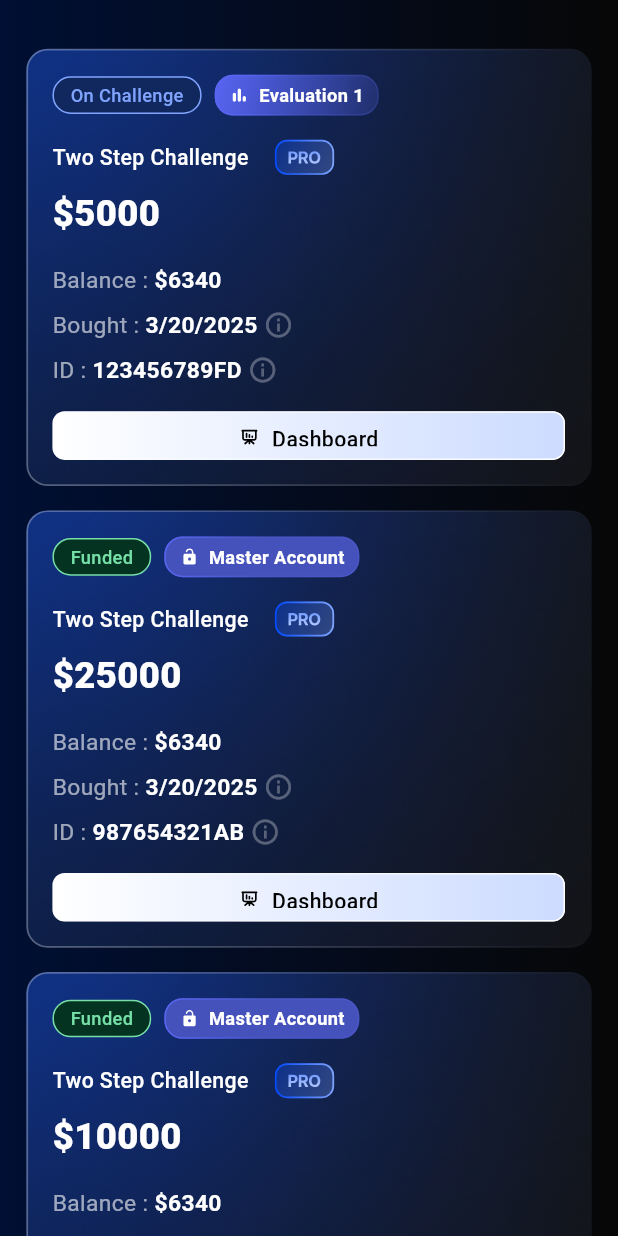
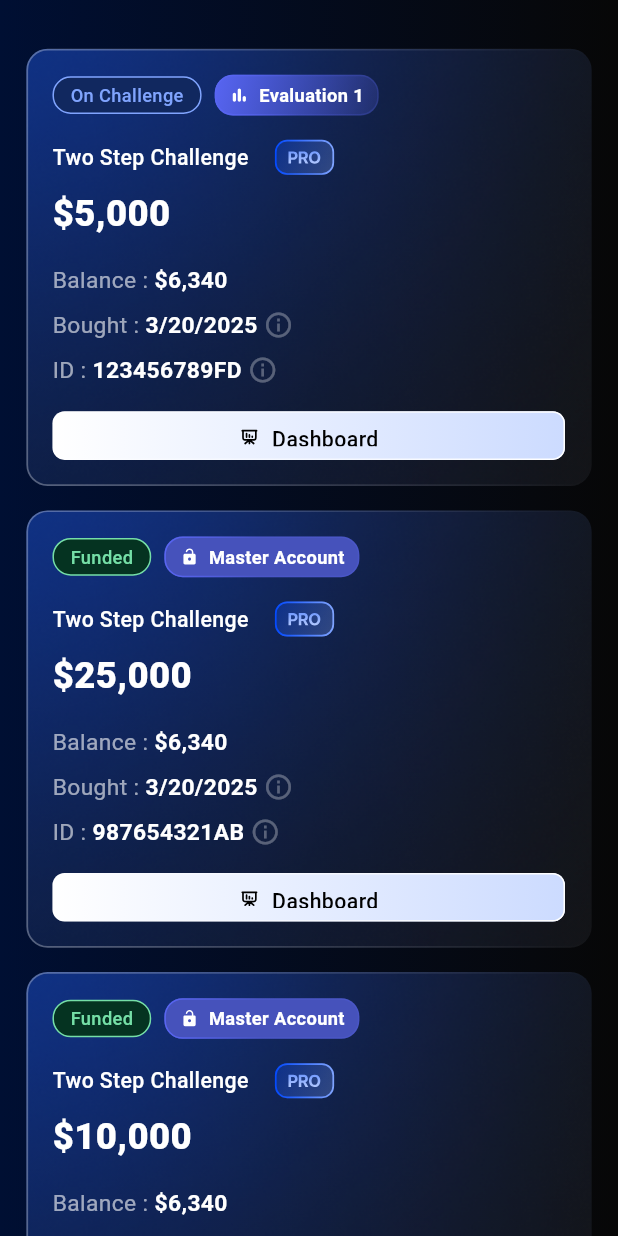
Before and after one commit to edokichuks/xpert_funding_test, a Flutter app: the screen it shows after launch, on a phone screen of 412 x 824 dp. Run offline on Flutter 3.47's test engine with Material 3 defaults, Android fonts, the phone set to English and light mode, and no system bars; our stand-ins replace cached_network_image, carousel_slider, device_preview, dio, equatable, firebase_core and 18 more; missing offline and left inert: flutter_pin_code_fields, phone_form_field; accounts and stored records are empty; generated files the repository leaves out were written again; Roboto replaces fonts that are missing (Mona).

Commit message:
project completed🎉

```diff
--- a/lib/src/core/extensions/widget_extensions.dart
+++ b/lib/src/core/extensions/widget_extensions.dart
@@ -66,8 +66,8 @@ extension WidgetExtension on Widget {
             itemCount: 10,
             itemBuilder: (context, index) {
               return Container(
-                decoration: const BoxDecoration(
-                  color: Colors.grey,
+                decoration: BoxDecoration(
+                  color: Colors.white,
                   borderRadius: BorderRadius.only(
                     topLeft: Radius.circular(8),
                     topRight: Radius.circular(8),
--- a/lib/src/features/account/data/account_service.dart
+++ b/lib/src/features/account/data/account_service.dart
@@ -7,38 +7,86 @@ class AccountService {
       AccountModel(
         id: "123456789FD",
         createdAt: DateTime(2025, 3, 20),
-        balance: 6340,
-        equity: 7000,
+        balance: '6,340',
+        equity: '7,000',
         accountName: "Two Step Challenge",
         currentPhase: 1,
         numPhases: 2,
-        size: 5000,
+        size: '5,000',
         active: true,
         isProAccount: true,
       ),
       AccountModel(
         id: "987654321AB",
         createdAt: DateTime(2025, 3, 20),
-        balance: 6340,
-        equity: 8000,
+        balance: '6,340',
+        equity: '8,000',
         accountName: "Two Step Challenge",
         currentPhase: 0,
         numPhases: 2,
-        size: 25000,
+        size: '25,000',
         active: true,
         isProAccount: true,
       ),
       AccountModel(
         id: "1122334455CC",
         createdAt: DateTime(2025, 3, 20),
-        balance: 6340,
-        equity: 9000,
+        balance: '6,340',
+        equity: '9,000',
         accountName: "Two Step Challenge",
         currentPhase: 0,
         numPhases: 2,
-        size: 10000,
+        size: '10,000',
         active: true,
         isProAccount: true,
+      ),
+      AccountModel(
+        id: "5566778899DD",
+        createdAt: DateTime(2025, 4, 10),
+        balance: '4,200',
+        equity: '5,000',
+        accountName: "Evaluation Phase 1",
+        currentPhase: 1,
+        numPhases: 2,
+        size: '10,000',
+        active: true,
+        isProAccount: false,
+      ),
+      AccountModel(
+        id: "9988776655EE",
+        createdAt: DateTime(2025, 5, 5),
+        balance: '15,000',
+        equity: '16,500',
+        accountName: "Pro Account",
+        currentPhase: 0,
+        numPhases: 1,
+        size: '50,000',
+        active: true,
+        isProAccount: true,
+      ),
+      AccountModel(
+        id: "4433221100FF",
+        createdAt: DateTime(2025, 6, 1),
+        balance: '2,000',
+        equity: '2,300',
+        accountName: "Trial Account",
+        currentPhase: 2,
+        numPhases: 3,
+        size: '2,500',
+        active: false,
+        isProAccount: false,
+      ),
+      AccountModel(
+        id: "A1B2C3D4E5GG",
+        createdAt: DateTime(2025, 7, 15),
+        balance: '12,700',
+        equity: '13,000',
+        accountName: "One Step Challenge",
+        currentPhase: 0,
+        numPhases: 1,
+        size: '15,000',
+        active: true,
+        isProAccount: false,
       ),
     ];
   }
--- a/lib/src/features/account/views/account_screen.dart
+++ b/lib/src/features/account/views/account_screen.dart
@@ -5,11 +5,13 @@ import 'package:flutter/material.dart';
 import 'package:flutter_screenutil/flutter_screenutil.dart';
 import 'package:gradient_borders/box_borders/gradient_box_border.dart';
 import 'package:hooks_riverpod/hooks_riverpod.dart';
+import 'package:xpert_funding_test/src/core/extensions/extension_exports.dart';
 import 'package:xpert_funding_test/src/core/helpers/helper_functions.dart';
 
 // Project imports:
 import 'package:xpert_funding_test/src/core/utils/app_utils_exports.dart';
 import 'package:xpert_funding_test/src/features/account/data/account_service.dart';
+import 'package:xpert_funding_test/src/features/account/domain/models/account_model.dart';
 import 'package:xpert_funding_test/src/features/account/widgets/account_card_desktop.dart';
 import 'package:xpert_funding_test/src/features/account/widgets/account_card_mobile.dart';
 import 'package:xpert_funding_test/src/general_widgets/faq_widget.dart';
@@ -25,17 +27,35 @@ class AccountScreen extends ConsumerStatefulWidget {
 }
 
 class _AccountScreenState extends ConsumerState<AccountScreen> {
+  bool isLoading = false;
+  List<AccountModel> accounts = [];
   @override
   void initState() {
     super.initState();
+    WidgetsBinding.instance.addPostFrameCallback(
+      (timeStamp) async => await getAccountList(),
+    );
+  }
+
+  Future<void> getAccountList() async {
+    isLoading = true;
+    await Future.delayed(
+      Duration(seconds: 4),
+      () => accounts = AccountService.getDummyAccounts(),
+    );
+    isLoading = false;
+    setState(() {});
   }
 
   @override
   Widget build(BuildContext context) {
     final bool desktop = HelperFunctions().isDesktop(context);
-    final accounts = AccountService.getDummyAccounts();
+
     debugLog('is deskop => $desktop');
-    return Scaffold(
+    debugLog('is loading => $isLoading');
+    return Shimmer(
+      linearGradient: shimmerGradient,
+      child: Scaffold(
         body: Container(
           height: height(context),
           width: width(context),
@@ -47,14 +67,23 @@ class _AccountScreenState extends ConsumerState<AccountScreen> {
           child: SingleChildScrollView(
             padding: EdgeInsets.symmetric(horizontal: 16.w, vertical: 32.h),
             child: desktop
-              ? Wrap(
+                ? ShimmerLoading(
+                  isLoading: isLoading,
+                  child: Wrap(
                       spacing: 20.w,
                       runSpacing: 20.h,
                       children: accounts
                           .map((account) => AccountCardDesktop(account: account))
                           .toList(),
+                    ).withLoadingGrid(isLoading: isLoading),
                 )
-              : Column(
+                :
+                  // isLoading
+                  // ? Center(child: AppCircularProgressIndicator())
+                  // :
+                  ShimmerLoading(
+                    isLoading: isLoading,
+                    child: Column(
                       mainAxisSize: MainAxisSize.max,
                       mainAxisAlignment: MainAxisAlignment.center,
                       children: [
@@ -62,6 +91,8 @@ class _AccountScreenState extends ConsumerState<AccountScreen> {
                           (account) => AccountCardMobile(account: account),
                         ),
                       ],
+                    ).withLoadingList(isLoading: isLoading),
+                  ),
           ),
         ),
       ),
--- a/lib/src/features/account/widgets/account_card_desktop.dart
+++ b/lib/src/features/account/widgets/account_card_desktop.dart
@@ -130,7 +130,7 @@ class AccountCardDesktop extends StatelessWidget {
           Padding(
             padding: EdgeInsets.symmetric(horizontal: 16.w),
             child: Text(
-              "\$${account.size?.toStringAsFixed(0) ?? '0'}",
+              "\$${account.size ?? '0'}",
               style: TextStyle(
                 color: Colors.white,
                 fontSize: 24.sp,
@@ -152,7 +152,7 @@ class AccountCardDesktop extends StatelessWidget {
                     text: 'Balance : ',
                     children: [
                       TextSpan(
-                        text: '\$${account.balance?.toStringAsFixed(0)}',
+                        text: '\$${account.balance}',
                         style: TextStyle(
                           color: Colors.white,
                           fontSize: 17.sp,
--- a/lib/src/features/account/widgets/account_card_mobile.dart
+++ b/lib/src/features/account/widgets/account_card_mobile.dart
@@ -169,7 +169,7 @@ class AccountCardMobile extends StatelessWidget {
           SizedBox(height: 8.h),
 
           Text(
-            "\$${account.size?.toStringAsFixed(0) ?? '0'}",
+            "\$${account.size ?? '0'}",
             style: TextStyle(
               color: Colors.white,
               fontSize: 24.sp,
@@ -184,7 +184,7 @@ class AccountCardMobile extends StatelessWidget {
               text: 'Balance :',
               children: [
                 TextSpan(
-                  text: ' \$${account.balance?.toStringAsFixed(0)}',
+                  text: ' \$${account.balance}',
                   style: TextStyle(
                     color: Colors.white,
                     fontSize: 15.sp,
```
Lines whose indentation alone changed are shown as unchanged.
